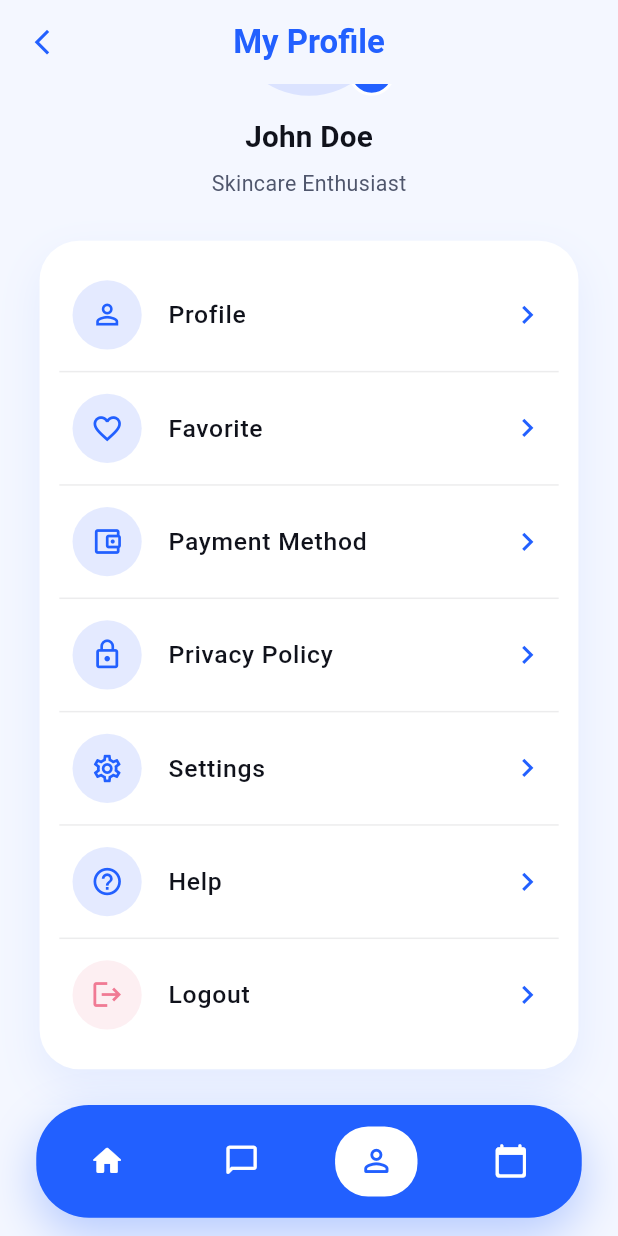
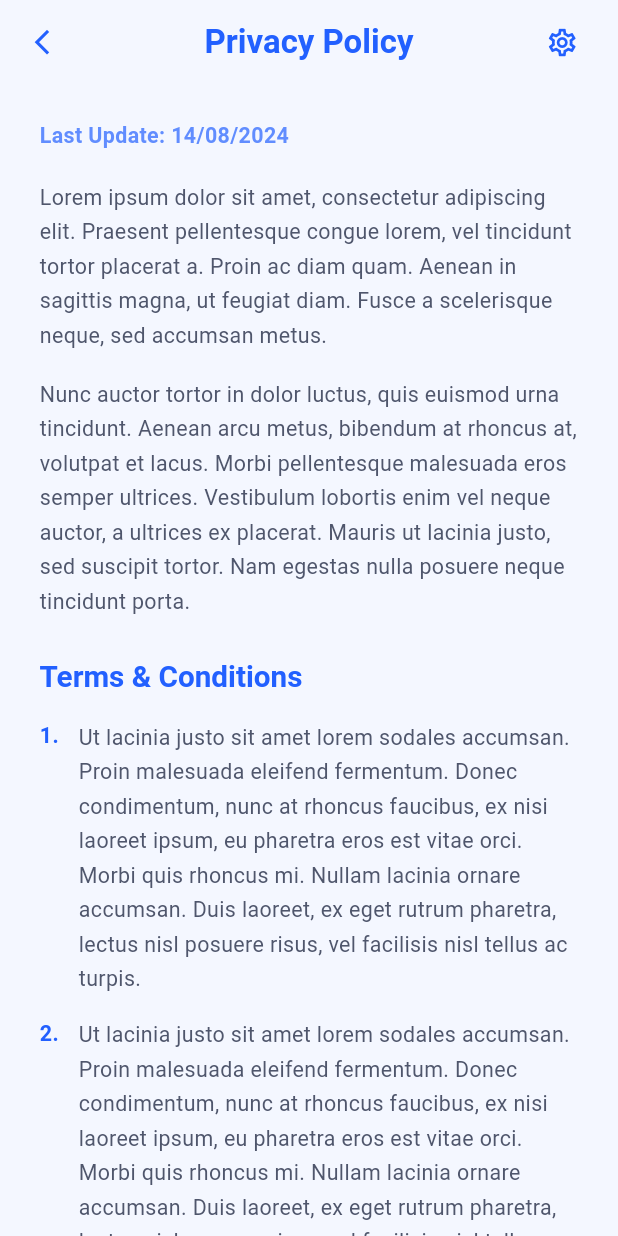
Before and after one commit to iKiks/skinfirts, a Flutter app: the ProfileScreen screen opened directly, scrolled down 122 dp, after a tap on "Privacy Policy", on a phone screen of 412 x 824 dp. Run offline on Flutter 3.47's test engine with Material 3 defaults, Android fonts, the phone set to English and light mode, and no system bars.

Commit message:
privacy screen created

```diff
--- a/lib/features/home/presentation/homepage.dart
+++ b/lib/features/home/presentation/homepage.dart
@@ -154,9 +154,7 @@ class HomePage extends StatelessWidget {
         onItemSelected: (index) {
           if (index == 2) {
             Navigator.of(context).push(
-              MaterialPageRoute<void>(
-                builder: (_) => const ProfileScreen(),
-              ),
+              MaterialPageRoute<void>(builder: (_) => const ProfileScreen()),
             );
           }
         },
--- /dev/null
+++ b/lib/features/profile/presentation/privacy_policy_screen.dart
@@ -0,0 +1,118 @@
+import 'package:flutter/material.dart';
+import 'package:skinfirts/core/theme/app_colors.dart';
+import 'package:skinfirts/core/utils/responsiveness/app_responsiveness.dart';
+
+class PrivacyPolicyScreen extends StatelessWidget {
+  const PrivacyPolicyScreen({super.key});
+
+  static const _introParagraphs = [
+    'Lorem ipsum dolor sit amet, consectetur adipiscing elit. Praesent pellentesque congue lorem, vel tincidunt tortor placerat a. Proin ac diam quam. Aenean in sagittis magna, ut feugiat diam. Fusce a scelerisque neque, sed accumsan metus.',
+    'Nunc auctor tortor in dolor luctus, quis euismod urna tincidunt. Aenean arcu metus, bibendum at rhoncus at, volutpat et lacus. Morbi pellentesque malesuada eros semper ultrices. Vestibulum lobortis enim vel neque auctor, a ultrices ex placerat. Mauris ut lacinia justo, sed suscipit tortor. Nam egestas nulla posuere neque tincidunt porta.',
+  ];
+
+  static const _terms = [
+    'Ut lacinia justo sit amet lorem sodales accumsan. Proin malesuada eleifend fermentum. Donec condimentum, nunc at rhoncus faucibus, ex nisi laoreet ipsum, eu pharetra eros est vitae orci. Morbi quis rhoncus mi. Nullam lacinia ornare accumsan. Duis laoreet, ex eget rutrum pharetra, lectus nisl posuere risus, vel facilisis nisl tellus ac turpis.',
+    'Ut lacinia justo sit amet lorem sodales accumsan. Proin malesuada eleifend fermentum. Donec condimentum, nunc at rhoncus faucibus, ex nisi laoreet ipsum, eu pharetra eros est vitae orci. Morbi quis rhoncus mi. Nullam lacinia ornare accumsan. Duis laoreet, ex eget rutrum pharetra, lectus nisl posuere risus, vel facilisis nisl tellus.',
+    'Lorem ipsum dolor sit amet, consectetur adipiscing elit. Praesent pellentesque congue lorem, vel tincidunt tortor placerat a. Proin ac diam quam. Aenean in sagittis magna, ut feugiat diam.',
+    'Nunc auctor tortor in dolor luctus, quis euismod urna tincidunt. Aenean arcu metus, bibendum at rhoncus at, volutpat et lacus. Morbi pellentesque malesuada eros semper ultrices. Vestibulum lobortis enim vel neque auctor, a ultrices ex placerat. Mauris ut lacinia justo, sed suscipit tortor. Nam egestas nulla posuere neque tincidunt porta.',
+  ];
+
+  @override
+  Widget build(BuildContext context) {
+    final titleStyle = Theme.of(context).textTheme.titleLarge?.copyWith(
+          color: AppColors.primary,
+          fontWeight: FontWeight.w700,
+          fontSize: ResponsiveSize.fontSize(20),
+        );
+    final subtitleStyle = Theme.of(context).textTheme.bodyMedium?.copyWith(
+          color: AppColors.primary,
+          fontWeight: FontWeight.w600,
+          fontSize: ResponsiveSize.fontSize(13),
+        );
+    final bodyStyle = Theme.of(context).textTheme.bodyMedium?.copyWith(
+          color: AppColors.textSecondary,
+          height: 1.6,
+          fontSize: ResponsiveSize.fontSize(13),
+        );
+
+    return Scaffold(
+      backgroundColor: AppColors.background,
+      appBar: AppBar(
+        backgroundColor: AppColors.background,
+        elevation: 0,
+        leading: IconButton(
+          icon: Icon(
+            Icons.arrow_back_ios_new,
+            color: AppColors.primary,
+            size: ResponsiveSize.width(18),
+          ),
+          onPressed: () => Navigator.of(context).maybePop(),
+        ),
+        title: Text('Privacy Policy', style: titleStyle),
+        centerTitle: true,
+        actions: [
+          Padding(
+            padding: EdgeInsets.only(right: ResponsiveSize.width(12)),
+            child: IconButton(
+              icon: Icon(
+                Icons.settings_outlined,
+                color: AppColors.primary,
+                size: ResponsiveSize.width(20),
+              ),
+              onPressed: () {},
+            ),
+          ),
+        ],
+      ),
+      body: SafeArea(
+        child: SingleChildScrollView(
+          padding: EdgeInsets.symmetric(
+            horizontal: ResponsiveSize.width(24),
+            vertical: ResponsiveSize.height(24),
+          ),
+          child: Column(
+            crossAxisAlignment: CrossAxisAlignment.start,
+            children: [
+              Text(
+                'Last Update: 14/08/2024',
+                style: subtitleStyle?.copyWith(
+                  color: AppColors.primary.withOpacity(0.7),
+                ),
+              ),
+              SizedBox(height: ResponsiveSize.height(20)),
+              ..._introParagraphs.map(
+                (paragraph) => Padding(
+                  padding: EdgeInsets.only(bottom: ResponsiveSize.height(16)),
+                  child: Text(paragraph, style: bodyStyle),
+                ),
+              ),
+              SizedBox(height: ResponsiveSize.height(10)),
+              Text(
+                'Terms & Conditions',
+                style: titleStyle?.copyWith(fontSize: ResponsiveSize.fontSize(18)),
+              ),
+              SizedBox(height: ResponsiveSize.height(16)),
+              ...List.generate(_terms.length, (index) {
+                final itemNumber = index + 1;
+                return Padding(
+                  padding: EdgeInsets.only(bottom: ResponsiveSize.height(14)),
+                  child: Row(
+                    crossAxisAlignment: CrossAxisAlignment.start,
+                    children: [
+                      Text(
+                        '$itemNumber.',
+                        style: subtitleStyle,
+                      ),
+                      SizedBox(width: ResponsiveSize.width(12)),
+                      Expanded(child: Text(_terms[index], style: bodyStyle)),
+                    ],
+                  ),
+                );
+              }),
+            ],
+          ),
+        ),
+      ),
+    );
+  }
+}
--- a/lib/features/profile/presentation/profile_screen.dart
+++ b/lib/features/profile/presentation/profile_screen.dart
@@ -4,6 +4,7 @@ import 'package:skinfirts/core/utils/responsiveness/app_responsiveness.dart';
 import 'package:skinfirts/features/home/presentation/homepage.dart';
 import 'package:skinfirts/features/home/presentation/widgets/home_bottom_nav.dart';
 import 'package:skinfirts/features/profile/presentation/profile_details_screen.dart';
+import 'package:skinfirts/features/profile/presentation/privacy_policy_screen.dart';
 import 'package:skinfirts/features/profile/presentation/widgets/profile_header.dart';
 import 'package:skinfirts/features/profile/presentation/widgets/profile_option_tile.dart';
 
@@ -25,7 +26,17 @@ class ProfileScreen extends StatelessWidget {
       icon: Icons.account_balance_wallet_outlined,
       label: 'Payment Method',
     ),
-    _ProfileOption(icon: Icons.lock_outline, label: 'Privacy Policy'),
+    _ProfileOption(
+      icon: Icons.lock_outline,
+      label: 'Privacy Policy',
+      onTap: (context) {
+        Navigator.of(context).push(
+          MaterialPageRoute<void>(
+            builder: (_) => const PrivacyPolicyScreen(),
+          ),
+        );
+      },
+    ),
     _ProfileOption(icon: Icons.settings_outlined, label: 'Settings'),
     _ProfileOption(icon: Icons.help_outline, label: 'Help'),
     _ProfileOption(
```
